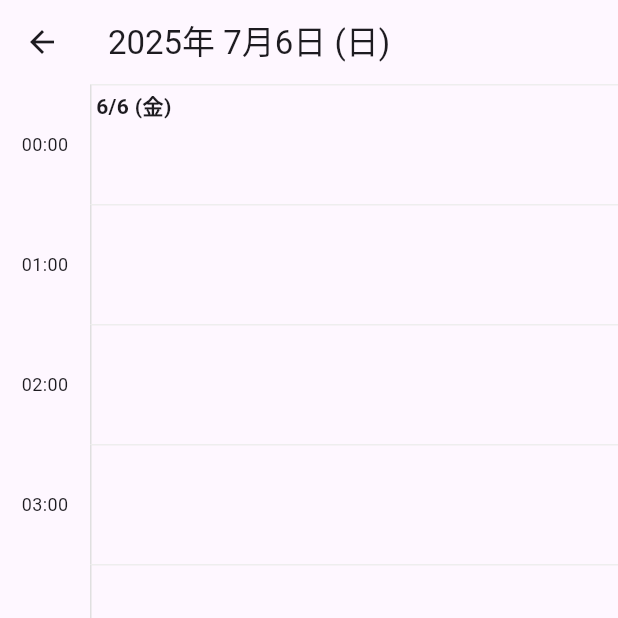
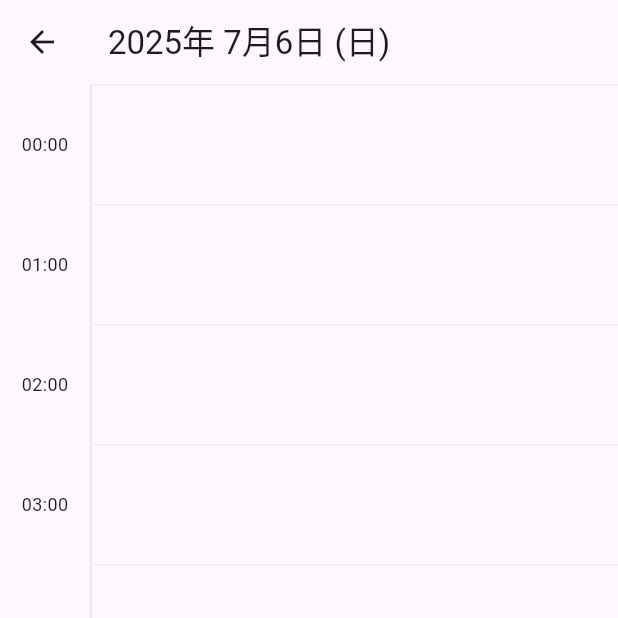
Before and after one commit to otonasi-muonn/schedule-share-app, a Flutter app: the screen it shows once a user with an empty profile is signed in, after a tap on the "timeline" icon, on a phone screen of 412 x 824 dp, the top half of it. Run offline on Flutter 3.47's test engine with Material 3 defaults, Android fonts, the phone set to English and light mode, and no system bars; our stand-ins replace cloud_firestore, firebase_auth, firebase_core, table_calendar; accounts and stored records are empty.

Commit message:
feat(timeline): タイムラインのUIとバグを最終修正し、個人機能を完成

```diff
--- a/lib/presentation/timeline_view/timeline_view_screen.dart
+++ b/lib/presentation/timeline_view/timeline_view_screen.dart
@@ -6,7 +6,6 @@ import 'package:intl/intl.dart';
 import 'package:collection/collection.dart';
 import 'package:schedule_share_app/presentation/widgets/schedule_dialog.dart';
 
-// 描画イベントのヘルパークラス
 class RenderableEvent {
   final DocumentSnapshot doc;
   final DateTime displayStart;
@@ -38,11 +37,12 @@ class TimelineViewScreen extends StatefulWidget {
 class _TimelineViewScreenState extends State<TimelineViewScreen> {
   final ScrollController _scrollController = ScrollController();
   final double _hourHeight = 80.0;
-  final int _totalDays = 61; // 約2ヶ月分
+  final int _totalDays = 61;
   late final DateTime _startDate;
   late final int _initialDayIndex;
-  Timer? _currentTimeTimer;
   DateTime _appBarDate = DateTime.now();
+  // --- MODIFIED! 1分ごとに更新するタイマーを削除 ---
+  // Timer? _currentTimeTimer;
 
   @override
   void initState() {
@@ -53,19 +53,13 @@ class _TimelineViewScreenState extends State<TimelineViewScreen> {
 
     WidgetsBinding.instance.addPostFrameCallback((_) {
       if (mounted && _scrollController.hasClients) {
-        final initialOffset = (_initialDayIndex * _hourHeight * 24) + (_hourHeight * 7); // 朝7時あたりにスクロール
+        final initialOffset = (_initialDayIndex * _hourHeight * 24) + (_hourHeight * 7);
         _scrollController.jumpTo(initialOffset);
       }
     });
 
-    _currentTimeTimer = Timer.periodic(const Duration(minutes: 1), (timer) {
-      if (mounted) {
-        setState(() {});
-      }
-    });
-
     _scrollController.addListener(() {
-      if (!_scrollController.hasClients) return;
+      if (!mounted || !_scrollController.hasClients) return;
       final centerOffset = _scrollController.offset + (context.size?.height ?? 0) / 2;
       final centerDayIndex = (centerOffset / (_hourHeight * 24)).floor();
       final newDate = _startDate.add(Duration(days: centerDayIndex));
@@ -80,12 +74,8 @@ class _TimelineViewScreenState extends State<TimelineViewScreen> {
   @override
   void dispose() {
     _scrollController.dispose();
-    _currentTimeTimer?.cancel();
+    // _currentTimeTimer?.cancel(); // タイマーを削除したので、これも不要
     super.dispose();
-  }
-
-  double _calculateTopOffset(DateTime time, DateTime dayStart) {
-    return time.difference(dayStart).inMinutes / 60.0 * _hourHeight;
   }
 
   @override
@@ -130,13 +120,13 @@ class _TimelineViewScreenState extends State<TimelineViewScreen> {
   }
 
   Widget _buildTimeSlot(int index, List<RenderableEvent> allRenderableEvents) {
-    final dayIndex = index ~/ 24;
     final hour = index % 24;
-    final day = _startDate.add(Duration(days: dayIndex));
-    final slotStart = DateTime(day.year, day.month, day.day, hour);
-    final slotEnd = slotStart.add(const Duration(hours: 1));
 
     final eventsInSlot = allRenderableEvents.where((event) {
+      final dayIndex = index ~/ 24;
+      final day = _startDate.add(Duration(days: dayIndex));
+      final slotStart = DateTime(day.year, day.month, day.day, hour);
+      final slotEnd = slotStart.add(const Duration(hours: 1));
       return event.displayStart.isBefore(slotEnd) && event.displayEnd.isAfter(slotStart);
     }).toList();
 
@@ -155,19 +145,11 @@ class _TimelineViewScreenState extends State<TimelineViewScreen> {
           ),
           Expanded(
             child: Stack(
-              clipBehavior: Clip.none,
               children: [
                 Container(decoration: BoxDecoration(border: Border(top: BorderSide(color: Colors.grey.shade200), left: BorderSide(color: Colors.grey.shade300)))),
-                ..._buildEventBlocks(eventsInSlot, slotStart),
-                if (hour == 0)
-                  Positioned(
-                    top: 4, left: 4,
-                    child: Text(
-                      '${day.month}/${day.day} (${DateFormat.E('ja').format(day)})',
-                      style: TextStyle(fontWeight: FontWeight.bold, color: DateUtils.isSameDay(day, widget.initialDate) ? Colors.deepPurple : null, backgroundColor: Theme.of(context).scaffoldBackgroundColor.withOpacity(0.5)),
-                    ),
-                  ),
-                ..._buildCurrentTimeIndicator(slotStart),
+                // --- MODIFIED! タイムライン内の日付表示を削除 ---
+                ..._buildEventBlocks(eventsInSlot, hour),
+                ..._buildCurrentTimeIndicator(hour),
               ],
             ),
           ),
@@ -176,18 +158,22 @@ class _TimelineViewScreenState extends State<TimelineViewScreen> {
     );
   }
 
-  List<Widget> _buildCurrentTimeIndicator(DateTime slotStart) {
+  List<Widget> _buildCurrentTimeIndicator(int hour) {
     final now = DateTime.now();
+    final slotStart = DateUtils.dateOnly(now).add(Duration(hours: hour));
     final slotEnd = slotStart.add(const Duration(hours: 1));
     if (now.isBefore(slotStart) || now.isAfter(slotEnd)) return [];
+
     final topOffset = (now.difference(slotStart).inMinutes / 60.0) * _hourHeight;
     return [Positioned(top: topOffset, left: -8, right: 0, child: IgnorePointer(child: Row(children: [Icon(Icons.circle, color: Colors.red[700], size: 12), Expanded(child: Container(height: 2, color: Colors.red[700]))])))];
   }
 
-  List<Widget> _buildEventBlocks(List<RenderableEvent> events, DateTime slotStart) {
+  List<Widget> _buildEventBlocks(List<RenderableEvent> events, int hour) {
     final availableWidth = MediaQuery.of(context).size.width - 60;
     return events.map((event) {
       final data = event.doc.data() as Map<String, dynamic>;
+      final slotStart = DateUtils.dateOnly(event.displayStart).add(Duration(hours: hour));
+
       final eventStart = event.displayStart.isAfter(slotStart) ? event.displayStart : slotStart;
       final eventEnd = event.displayEnd.isBefore(slotStart.add(const Duration(hours: 1))) ? event.displayEnd : slotStart.add(const Duration(hours: 1));
 
@@ -199,9 +185,7 @@ class _TimelineViewScreenState extends State<TimelineViewScreen> {
       final leftOffset = event.column * columnWidth;
 
       final originalStart = (data['startTime'] as Timestamp).toDate();
-      final originalEnd = (data['endTime'] as Timestamp).toDate();
-      final bool isFirstPart = DateUtils.isSameDay(event.displayStart, originalStart);
-      final bool isLastPart = DateUtils.isSameDay(event.displayEnd, originalEnd) || event.displayEnd.hour == 23 && event.displayEnd.minute == 59;
+      final bool isFirstPart = DateUtils.isSameDay(event.displayStart, originalStart) && event.displayStart.hour == originalStart.hour && event.displayStart.minute == originalStart.minute;
 
       return Positioned(
         top: topOffset, left: leftOffset, width: columnWidth, height: height,
@@ -213,7 +197,7 @@ class _TimelineViewScreenState extends State<TimelineViewScreen> {
               color: Colors.blue.withAlpha(200),
               borderRadius: BorderRadius.vertical(
                 top: isFirstPart ? const Radius.circular(4) : Radius.zero,
-                bottom: isLastPart ? const Radius.circular(4) : Radius.zero,
+                bottom: (event.displayEnd.hour == 23 && event.displayEnd.minute == 59) || DateUtils.isSameDay(event.displayEnd, (data['endTime'] as Timestamp).toDate()) ? const Radius.circular(4) : Radius.zero,
               ),
             ),
             child: Column(
```
